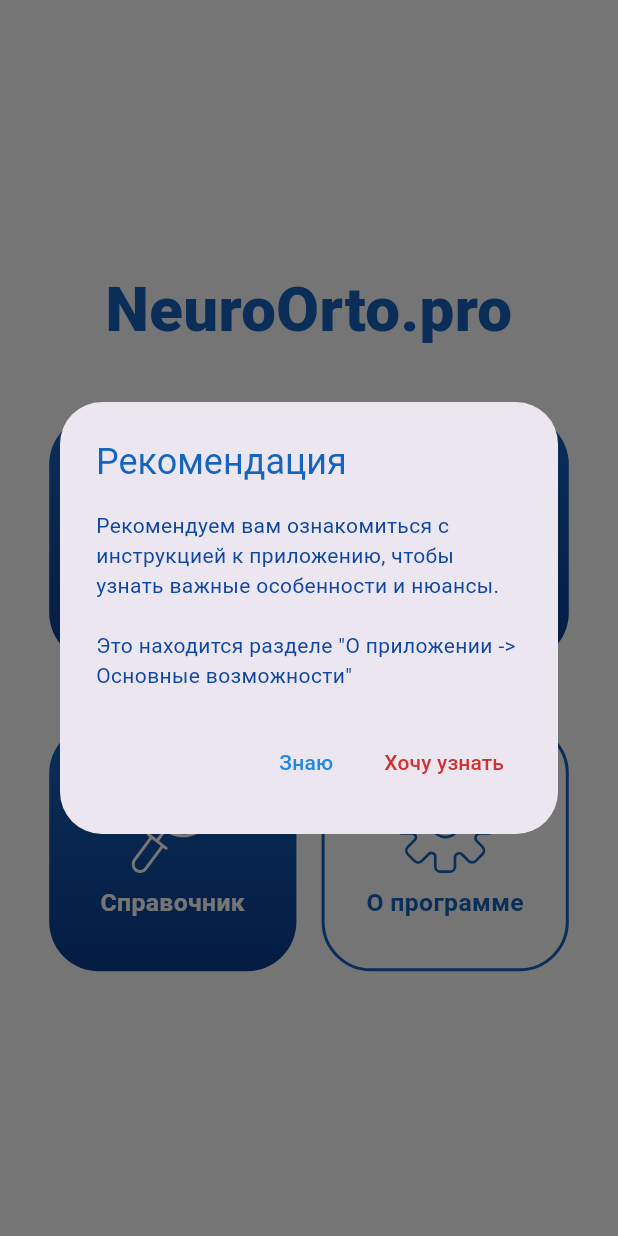
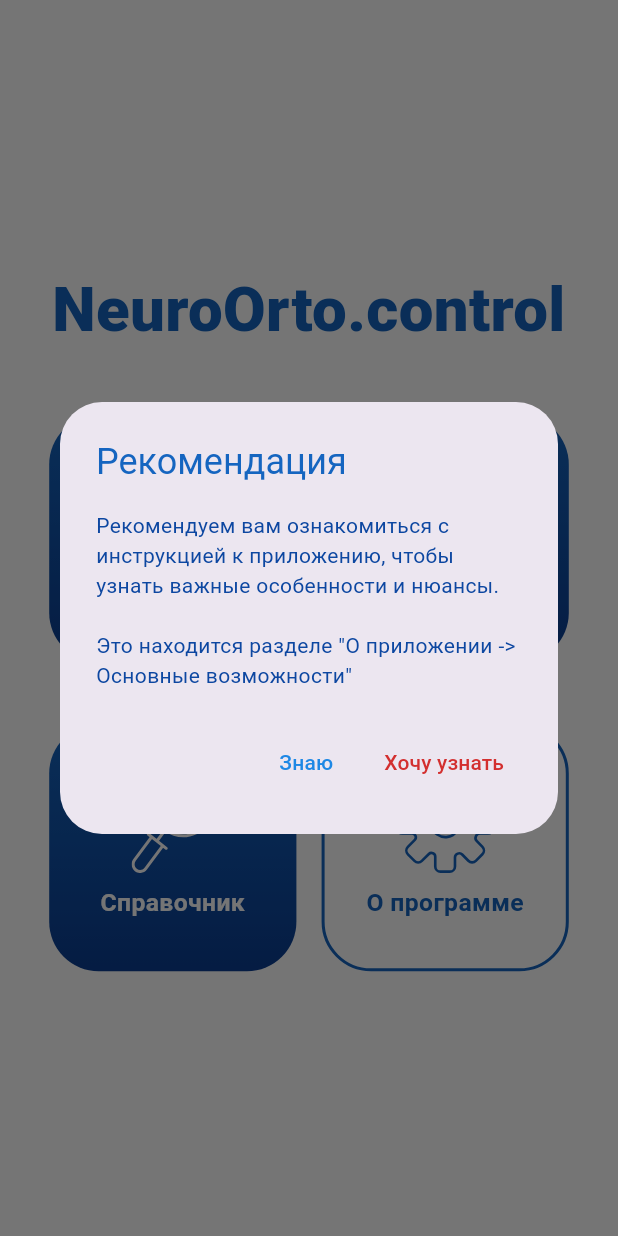
Before and after one commit to SeVaSe/neuro_control, a Flutter app: the screen it shows after launch, on a phone screen of 412 x 824 dp. Run offline on Flutter 3.47's test engine with Material 3 defaults, Android fonts, the phone set to English and light mode, and no system bars; our stand-ins replace flutter_svg, shared_preferences, sqflite; accounts and stored records are empty; Roboto replaces fonts that are missing (Tinos, TinosBold).

Commit message:
структуру доделал

```diff
--- a/lib/assets/data/texts/strings.dart
+++ b/lib/assets/data/texts/strings.dart
@@ -1,6 +1,6 @@
 class AppStrings {
   //INTERFACE
-  static const String nameAppString = 'NeuroOrto.pro';
+  static const String nameAppString = 'NeuroOrto.control';
   static const String versionString = 'Версия: 0.23.17';
 
   //all
--- a/lib/presentation/basic/home_screen.dart
+++ b/lib/presentation/basic/home_screen.dart
@@ -69,10 +69,10 @@ class _HomeScreenState extends State<HomeScreen> {
                         _buildButton(
                           context,
                           AppStrings.buttonStartTreeString,
-                          'lib/assets/svg/xray_icon.svg',
+                          'lib/assets/svg/tree_icon.svg',
                           buttonSize,
                           onPressed: () {
-                            _showPlaceholderDialog(context, 'Скрининг');
+                            _showPlaceholderDialog(context, 'Дерево');
                           },
                         ),
                       ],
```
Also changed, not shown: lib/assets/svg/tree_icon.svg (added), 2 other files.
